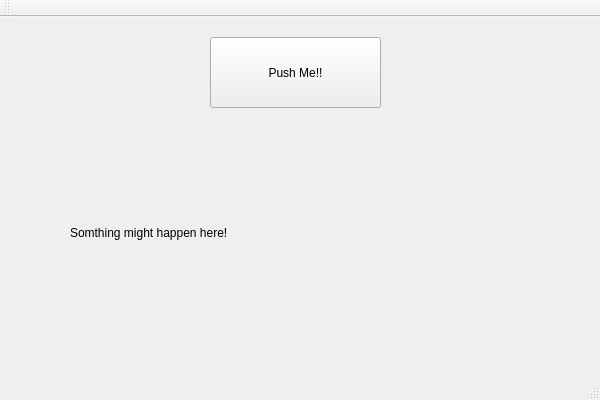
Fridanylund/LSI, file LSI Project GUI/LSI Project GUI/LSIProjectGUI.ui: the form before one commit.
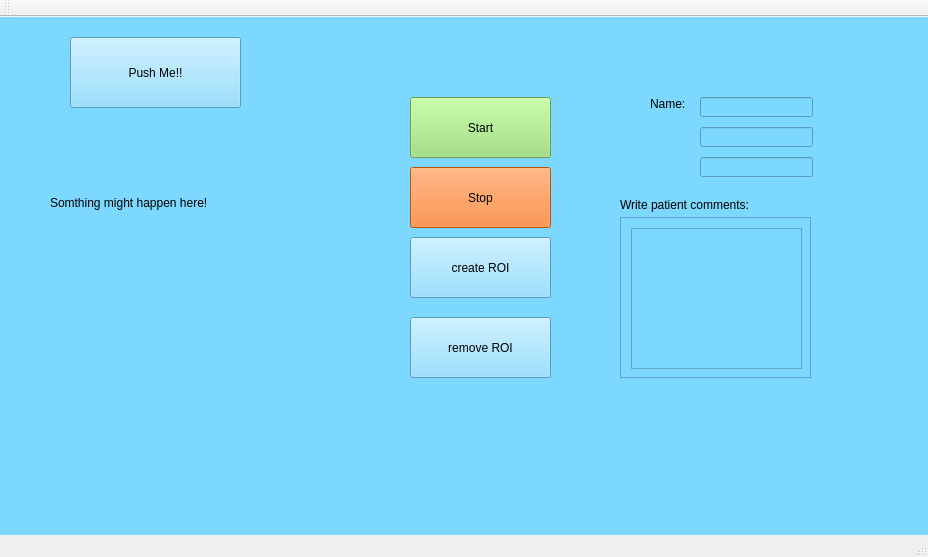
The form after the commit.

```diff
--- a/LSI Project GUI/LSI Project GUI/LSIProjectGUI.ui
+++ b/LSI Project GUI/LSI Project GUI/LSIProjectGUI.ui
@@ -6,18 +6,21 @@
    <rect>
     <x>0</x>
     <y>0</y>
-    <width>600</width>
-    <height>400</height>
+    <width>928</width>
+    <height>557</height>
    </rect>
   </property>
   <property name="windowTitle">
    <string>LSIProjectGUI</string>
   </property>
   <widget class="QWidget" name="centralWidget">
+   <property name="styleSheet">
+    <string notr="true">background-color: rgb(125, 216, 255);</string>
+   </property>
    <widget class="QPushButton" name="pushButton">
     <property name="geometry">
      <rect>
-      <x>210</x>
+      <x>70</x>
       <y>20</y>
       <width>171</width>
       <height>71</height>
@@ -33,8 +36,8 @@
     </property>
     <property name="geometry">
      <rect>
-      <x>70</x>
-      <y>130</y>
+      <x>50</x>
+      <y>100</y>
       <width>191</width>
       <height>171</height>
      </rect>
@@ -46,16 +49,164 @@
    <widget class="QLabel" name="label_2">
     <property name="geometry">
      <rect>
-      <x>340</x>
-      <y>120</y>
-      <width>181</width>
-      <height>171</height>
+      <x>80</x>
+      <y>270</y>
+      <width>111</width>
+      <height>61</height>
      </rect>
     </property>
     <property name="text">
      <string/>
     </property>
    </widget>
+   <widget class="QPushButton" name="startButton">
+    <property name="geometry">
+     <rect>
+      <x>410</x>
+      <y>80</y>
+      <width>141</width>
+      <height>61</height>
+     </rect>
+    </property>
+    <property name="styleSheet">
+     <string notr="true">font: 75 11pt &quot;Segoe UI Light&quot;;
+background-color: rgb(150, 223, 111);</string>
+    </property>
+    <property name="text">
+     <string>Start</string>
+    </property>
+   </widget>
+   <widget class="QPushButton" name="stopButton">
+    <property name="geometry">
+     <rect>
+      <x>410</x>
+      <y>150</y>
+      <width>141</width>
+      <height>61</height>
+     </rect>
+    </property>
+    <property name="styleSheet">
+     <string notr="true">background-color: rgb(255, 117, 19);</string>
+    </property>
+    <property name="text">
+     <string>Stop</string>
+    </property>
+   </widget>
+   <widget class="QPushButton" name="createROIButton">
+    <property name="geometry">
+     <rect>
+      <x>410</x>
+      <y>220</y>
+      <width>141</width>
+      <height>61</height>
+     </rect>
+    </property>
+    <property name="text">
+     <string>create ROI</string>
+    </property>
+   </widget>
+   <widget class="QPushButton" name="removeROIButton">
+    <property name="geometry">
+     <rect>
+      <x>410</x>
+      <y>300</y>
+      <width>141</width>
+      <height>61</height>
+     </rect>
+    </property>
+    <property name="text">
+     <string>remove ROI</string>
+    </property>
+   </widget>
+   <widget class="QScrollArea" name="scrollArea">
+    <property name="geometry">
+     <rect>
+      <x>620</x>
+      <y>200</y>
+      <width>191</width>
+      <height>161</height>
+     </rect>
+    </property>
+    <property name="widgetResizable">
+     <bool>true</bool>
+    </property>
+    <widget class="QWidget" name="scrollAreaWidgetContents">
+     <property name="geometry">
+      <rect>
+       <x>0</x>
+       <y>0</y>
+       <width>189</width>
+       <height>159</height>
+      </rect>
+     </property>
+     <widget class="QPlainTextEdit" name="patientComments">
+      <property name="geometry">
+       <rect>
+        <x>10</x>
+        <y>10</y>
+        <width>171</width>
+        <height>141</height>
+       </rect>
+      </property>
+     </widget>
+    </widget>
+   </widget>
+   <widget class="QLabel" name="commentsLabel">
+    <property name="geometry">
+     <rect>
+      <x>620</x>
+      <y>180</y>
+      <width>151</width>
+      <height>16</height>
+     </rect>
+    </property>
+    <property name="text">
+     <string>Write patient comments:</string>
+    </property>
+   </widget>
+   <widget class="QLineEdit" name="patientName">
+    <property name="geometry">
+     <rect>
+      <x>700</x>
+      <y>80</y>
+      <width>113</width>
+      <height>20</height>
+     </rect>
+    </property>
+   </widget>
+   <widget class="QLineEdit" name="patientAge">
+    <property name="geometry">
+     <rect>
+      <x>700</x>
+      <y>110</y>
+      <width>113</width>
+      <height>20</height>
+     </rect>
+    </property>
+   </widget>
+   <widget class="QLineEdit" name="PatientGender">
+    <property name="geometry">
+     <rect>
+      <x>700</x>
+      <y>140</y>
+      <width>113</width>
+      <height>20</height>
+     </rect>
+    </property>
+   </widget>
+   <widget class="QLabel" name="nameLabel">
+    <property name="geometry">
+     <rect>
+      <x>650</x>
+      <y>80</y>
+      <width>47</width>
+      <height>13</height>
+     </rect>
+    </property>
+    <property name="text">
+     <string>Name:</string>
+    </property>
+   </widget>
   </widget>
   <widget class="QMenuBar" name="menuBar">
    <property name="geometry">
```
Left out of the diff: 2 changed lines with no effect on the pictures.
